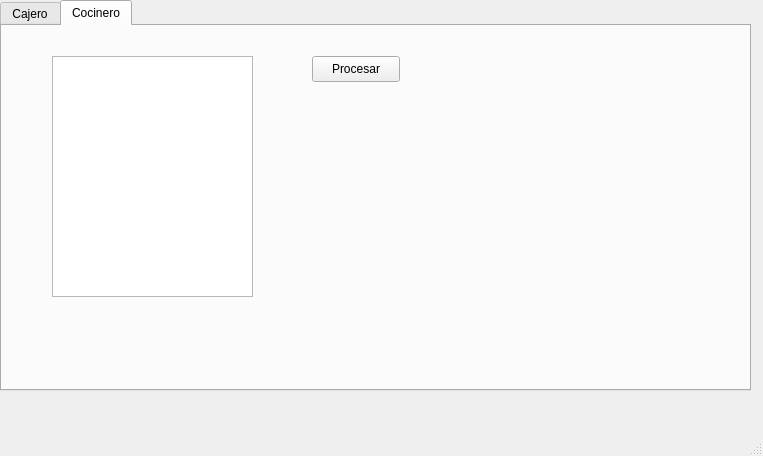
This is ui-qt/src/mainwindow.ui in TecObjetos-2025/trabajo2 as Qt 5 draws it before an edit. The edited form follows.
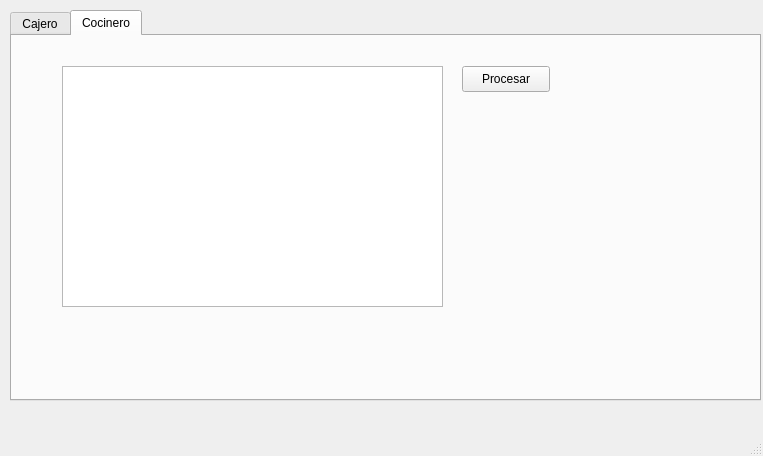
This is the edited form.

Commit message: fix: Update observer registration logic in SistemaPedidos and adjust UI layout for better usability

Patch:
```diff
--- a/ui-qt/src/mainwindow.ui
+++ b/ui-qt/src/mainwindow.ui
@@ -17,8 +17,8 @@
    <widget class="QTabWidget" name="tabWidget">
     <property name="geometry">
      <rect>
-      <x>0</x>
-      <y>0</y>
+      <x>10</x>
+      <y>10</y>
       <width>751</width>
       <height>391</height>
      </rect>
@@ -109,7 +109,7 @@
        <rect>
         <x>50</x>
         <y>30</y>
-        <width>201</width>
+        <width>381</width>
         <height>241</height>
        </rect>
       </property>
@@ -117,7 +117,7 @@
      <widget class="QPushButton" name="btnProcesarSiguientePedido">
       <property name="geometry">
        <rect>
-        <x>310</x>
+        <x>450</x>
         <y>30</y>
         <width>88</width>
         <height>26</height>
```
The commit also changes 2 other files.
